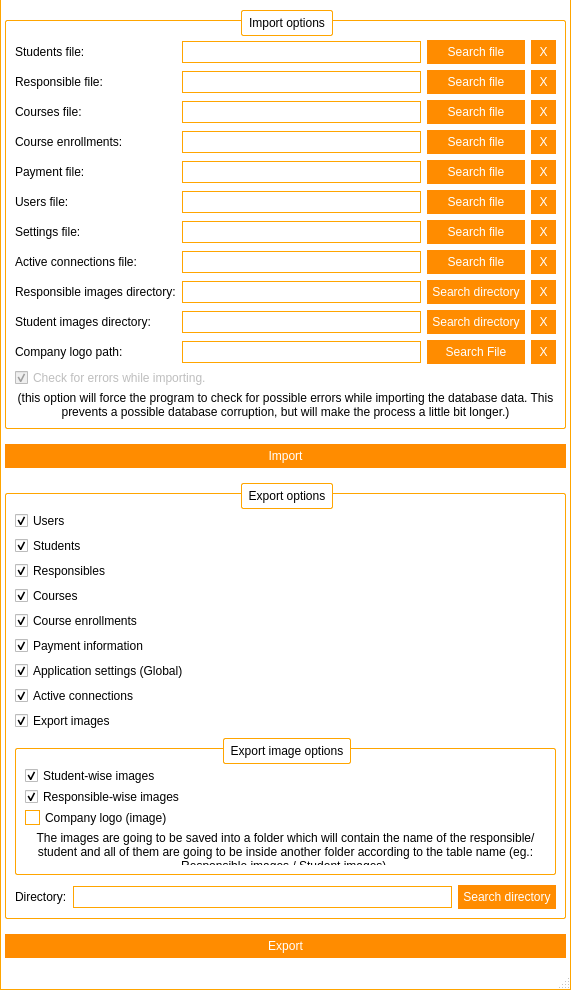
Old version of the form frmimportexportdb.ui in the repository Nintersoft/SmartClass.
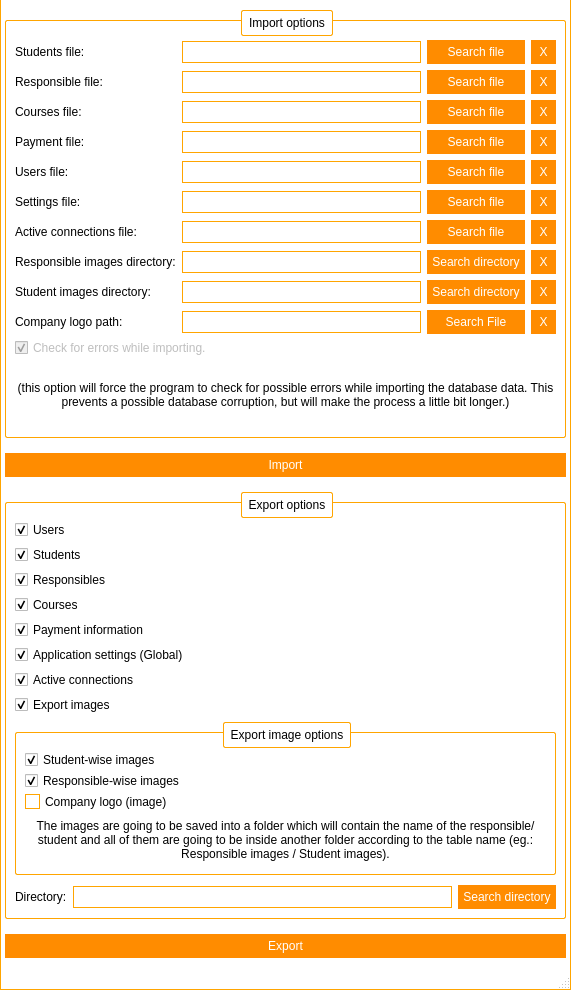
New version of the form. Icons and pictures are not drawn.

Commit message: Melhorias na estruturas e dados e correções gerais | Data relation improvements and general fixes

The edit to the form file:
```diff
--- a/frmimportexportdb.ui
+++ b/frmimportexportdb.ui
@@ -1173,7 +1173,17 @@
          <property name="verticalSpacing">
           <number>10</number>
          </property>
-         <item row="13" column="0" colspan="3">
+         <item row="5" column="0" colspan="3">
+          <widget class="QCheckBox" name="cbExportParentsTable">
+           <property name="text">
+            <string>Responsibles</string>
+           </property>
+           <property name="checked">
+            <bool>true</bool>
+           </property>
+          </widget>
+         </item>
+         <item row="12" column="0" colspan="3">
           <widget class="QGroupBox" name="grpExportImages">
            <property name="title">
             <string>Export image options</string>
@@ -1222,73 +1232,19 @@
            </layout>
           </widget>
          </item>
-         <item row="11" column="0" colspan="3">
-          <widget class="QCheckBox" name="cbExportActiveConnectionsTable">
-           <property name="text">
-            <string>Active connections</string>
-           </property>
-           <property name="checked">
-            <bool>true</bool>
-           </property>
-          </widget>
-         </item>
-         <item row="7" column="0" colspan="3">
-          <widget class="QCheckBox" name="cbExportCourseEntrollmentsTable">
-           <property name="text">
-            <string>Course enrollments</string>
-           </property>
-           <property name="checked">
-            <bool>true</bool>
-           </property>
-          </widget>
-         </item>
-         <item row="12" column="0" colspan="3">
-          <widget class="QCheckBox" name="cbExportImages">
-           <property name="text">
-            <string>Export images</string>
-           </property>
-           <property name="checked">
-            <bool>true</bool>
-           </property>
-          </widget>
-         </item>
          <item row="8" column="0" colspan="3">
-          <widget class="QCheckBox" name="cbExportPricingTable">
+          <widget class="QCheckBox" name="cbExportSettings">
            <property name="text">
-            <string>Payment information</string>
+            <string>Application settings (Global)</string>
            </property>
            <property name="checked">
             <bool>true</bool>
            </property>
           </widget>
          </item>
-         <item row="14" column="1">
+         <item row="13" column="1">
           <widget class="QLineEdit" name="edtExportDirectory"/>
          </item>
-         <item row="14" column="2">
-          <widget class="QPushButton" name="btSearchDirectory">
-           <property name="text">
-            <string>Search directory</string>
-           </property>
-          </widget>
-         </item>
-         <item row="14" column="0">
-          <widget class="QLabel" name="label_4">
-           <property name="text">
-            <string>Directory:</string>
-           </property>
-          </widget>
-         </item>
-         <item row="5" column="0" colspan="3">
-          <widget class="QCheckBox" name="cbExportParentsTable">
-           <property name="text">
-            <string>Responsibles</string>
-           </property>
-           <property name="checked">
-            <bool>true</bool>
-           </property>
-          </widget>
-         </item>
          <item row="4" column="0" colspan="3">
           <widget class="QCheckBox" name="cbExportStudentsTable">
            <property name="text">
@@ -1299,6 +1255,16 @@
            </property>
           </widget>
          </item>
+         <item row="11" column="0" colspan="3">
+          <widget class="QCheckBox" name="cbExportImages">
+           <property name="text">
+            <string>Export images</string>
+           </property>
+           <property name="checked">
+            <bool>true</bool>
+           </property>
+          </widget>
+         </item>
          <item row="3" column="0" colspan="3">
           <widget class="QCheckBox" name="cbExportUsersTable">
            <property name="text">
@@ -1309,6 +1275,23 @@
            </property>
           </widget>
          </item>
+         <item row="10" column="0" colspan="3">
+          <widget class="QCheckBox" name="cbExportActiveConnectionsTable">
+           <property name="text">
+            <string>Active connections</string>
+           </property>
+           <property name="checked">
+            <bool>true</bool>
+           </property>
+          </widget>
+         </item>
+         <item row="13" column="0">
+          <widget class="QLabel" name="label_4">
+           <property name="text">
+            <string>Directory:</string>
+           </property>
+          </widget>
+         </item>
          <item row="6" column="0" colspan="3">
           <widget class="QCheckBox" name="cbExportCoursesTable">
            <property name="text">
@@ -1319,16 +1302,23 @@
            </property>
           </widget>
          </item>
-         <item row="9" column="0" colspan="3">
-          <widget class="QCheckBox" name="cbExportSettings">
+         <item row="7" column="0" colspan="3">
+          <widget class="QCheckBox" name="cbExportPricingTable">
            <property name="text">
-            <string>Application settings (Global)</string>
+            <string>Payment information</string>
            </property>
            <property name="checked">
             <bool>true</bool>
            </property>
           </widget>
          </item>
+         <item row="13" column="2">
+          <widget class="QPushButton" name="btSearchDirectory">
+           <property name="text">
+            <string>Search directory</string>
+           </property>
+          </widget>
+         </item>
         </layout>
        </widget>
       </item>
@@ -1349,62 +1339,9 @@
         </property>
         <layout class="QGridLayout" name="gridLayout_5">
          <item row="3" column="0">
-          <widget class="QLabel" name="lblCourseEnrollmentsPath">
+          <widget class="QLabel" name="lblPricingFilePath">
            <property name="text">
-            <string>Course enrollments:</string>
-           </property>
-          </widget>
-         </item>
-         <item row="11" column="0">
-          <widget class="QLabel" name="lblCompanyLogoPath">
-           <property name="text">
-            <string>Company logo path:</string>
-           </property>
-          </widget>
-         </item>
-         <item row="11" column="2">
-          <widget class="QPushButton" name="btSearchCompanyLogo">
-           <property name="text">
-            <string>Search File</string>
-           </property>
-          </widget>
-         </item>
-         <item row="11" column="1">
-          <widget class="QLineEdit" name="edtCompanyLogoPath"/>
-         </item>
-         <item row="13" column="0" colspan="4">
-          <widget class="QLabel" name="lblCheckInfo">
-           <property name="text">
-            <string>(this option will force the program to check for possible errors while importing the database data. This prevents a possible database corruption, but will make the process a little bit longer.)</string>
-           </property>
-           <property name="alignment">
-            <set>Qt::AlignCenter</set>
-           </property>
-           <property name="wordWrap">
-            <bool>true</bool>
-           </property>
-          </widget>
-         </item>
-         <item row="12" column="0" colspan="4">
-          <widget class="QCheckBox" name="cbCheckForErrors">
-           <property name="enabled">
-            <bool>false</bool>
-           </property>
-           <property name="text">
-            <string>Check for errors while importing.</string>
-           </property>
-           <property name="checked">
-            <bool>true</bool>
-           </property>
-          </widget>
-         </item>
-         <item row="3" column="1">
-          <widget class="QLineEdit" name="edtCourseEnrollmentsFilePath"/>
-         </item>
-         <item row="6" column="0">
-          <widget class="QLabel" name="lblSettingsFilePath">
-           <property name="text">
-            <string>Settings file:</string>
+            <string>Payment file:</string>
            </property>
           </widget>
          </item>
@@ -1415,38 +1352,38 @@
            </property>
           </widget>
          </item>
-         <item row="6" column="2">
-          <widget class="QPushButton" name="btSearchSettings">
-           <property name="text">
-            <string>Search file</string>
-           </property>
-          </widget>
-         </item>
-         <item row="0" column="0">
-          <widget class="QLabel" name="lblStudentFilePath">
-           <property name="text">
-            <string>Students file:</string>
-           </property>
-          </widget>
-         </item>
-         <item row="6" column="3">
-          <widget class="QPushButton" name="btClearSettingsPath">
-           <property name="text">
-            <string>X</string>
-           </property>
-          </widget>
-         </item>
-         <item row="5" column="0">
+         <item row="4" column="0">
           <widget class="QLabel" name="lblUsersFilePath">
            <property name="text">
             <string>Users file:</string>
            </property>
           </widget>
          </item>
-         <item row="4" column="0">
-          <widget class="QLabel" name="lblPricingFilePath">
+         <item row="6" column="2">
+          <widget class="QPushButton" name="btSearchActiveConnectionsFile">
            <property name="text">
-            <string>Payment file:</string>
+            <string>Search file</string>
+           </property>
+          </widget>
+         </item>
+         <item row="3" column="2">
+          <widget class="QPushButton" name="btSearchPaymentFile">
+           <property name="text">
+            <string>Search file</string>
+           </property>
+          </widget>
+         </item>
+         <item row="0" column="3">
+          <widget class="QPushButton" name="btClearStudentsPath">
+           <property name="text">
+            <string> X </string>
+           </property>
+          </widget>
+         </item>
+         <item row="4" column="3">
+          <widget class="QPushButton" name="btClearUsersPath">
+           <property name="text">
+            <string> X </string>
            </property>
           </widget>
          </item>
@@ -1457,49 +1394,59 @@
            </property>
           </widget>
          </item>
-         <item row="9" column="0">
-          <widget class="QLabel" name="lblStudentImagesDirPath">
+         <item row="0" column="2">
+          <widget class="QPushButton" name="btSearchStudentFile">
            <property name="text">
-            <string>Student images directory:</string>
+            <string>Search file</string>
            </property>
           </widget>
          </item>
-         <item row="8" column="0">
+         <item row="6" column="3">
+          <widget class="QPushButton" name="btClearActiveConnectionsPath">
+           <property name="text">
+            <string>X</string>
+           </property>
+          </widget>
+         </item>
+         <item row="10" column="1">
+          <widget class="QLineEdit" name="edtCompanyLogoPath"/>
+         </item>
+         <item row="5" column="2">
+          <widget class="QPushButton" name="btSearchSettings">
+           <property name="text">
+            <string>Search file</string>
+           </property>
+          </widget>
+         </item>
+         <item row="10" column="0">
+          <widget class="QLabel" name="lblCompanyLogoPath">
+           <property name="text">
+            <string>Company logo path:</string>
+           </property>
+          </widget>
+         </item>
+         <item row="10" column="3">
+          <widget class="QPushButton" name="btClearCompanyLogoPath">
+           <property name="text">
+            <string>X</string>
+           </property>
+          </widget>
+         </item>
+         <item row="7" column="0">
           <widget class="QLabel" name="lblParentImagesDirPath">
            <property name="text">
             <string>Responsible images directory:</string>
            </property>
           </widget>
          </item>
-         <item row="1" column="2">
-          <widget class="QPushButton" name="btSearchParentFile">
-           <property name="text">
-            <string>Search file</string>
-           </property>
-          </widget>
-         </item>
-         <item row="1" column="0">
-          <widget class="QLabel" name="lblParentFilePath">
-           <property name="text">
-            <string>Responsible file:</string>
-           </property>
-          </widget>
-         </item>
-         <item row="5" column="1">
-          <widget class="QLineEdit" name="edtUsersFilePath">
+         <item row="0" column="1">
+          <widget class="QLineEdit" name="edtStudentFilePath">
            <property name="readOnly">
             <bool>true</bool>
            </property>
           </widget>
          </item>
-         <item row="2" column="2">
-          <widget class="QPushButton" name="btSearchCoursesFile">
-           <property name="text">
-            <string>Search file</string>
-           </property>
-          </widget>
-         </item>
-         <item row="9" column="2">
+         <item row="8" column="2">
           <widget class="QPushButton" name="btSearchStudentImagesDir">
            <property name="contextMenuPolicy">
             <enum>Qt::NoContextMenu</enum>
@@ -1509,65 +1456,48 @@
            </property>
           </widget>
          </item>
-         <item row="8" column="1">
+         <item row="1" column="3">
+          <widget class="QPushButton" name="btClearParentsPath">
+           <property name="text">
+            <string> X </string>
+           </property>
+          </widget>
+         </item>
+         <item row="7" column="1">
           <widget class="QLineEdit" name="edtParentImagesDirPath">
            <property name="readOnly">
             <bool>true</bool>
            </property>
           </widget>
          </item>
-         <item row="11" column="3">
-          <widget class="QPushButton" name="btClearCompanyLogoPath">
+         <item row="5" column="0">
+          <widget class="QLabel" name="lblSettingsFilePath">
            <property name="text">
-            <string>X</string>
+            <string>Settings file:</string>
            </property>
           </widget>
          </item>
-         <item row="3" column="2">
-          <widget class="QPushButton" name="btSearchCourseEnrollmentsFile">
-           <property name="text">
-            <string>Search file</string>
+         <item row="8" column="1">
+          <widget class="QLineEdit" name="edtStudentImagesDirPath">
+           <property name="readOnly">
+            <bool>true</bool>
            </property>
           </widget>
          </item>
-         <item row="6" column="1">
-          <widget class="QLineEdit" name="edtSettingsFilePath"/>
+         <item row="8" column="0">
+          <widget class="QLabel" name="lblStudentImagesDirPath">
+           <property name="text">
+            <string>Student images directory:</string>
+           </property>
+          </widget>
          </item>
          <item row="3" column="3">
-          <widget class="QPushButton" name="btClearCourseEnrollmentsPath">
-           <property name="text">
-            <string>X</string>
-           </property>
-          </widget>
-         </item>
-         <item row="4" column="3">
           <widget class="QPushButton" name="btClearPricingPath">
            <property name="text">
             <string> X </string>
            </property>
           </widget>
          </item>
-         <item row="9" column="3">
-          <widget class="QPushButton" name="btClearSImagesPath">
-           <property name="text">
-            <string> X </string>
-           </property>
-          </widget>
-         </item>
-         <item row="8" column="3">
-          <widget class="QPushButton" name="btClearPImagesPath">
-           <property name="text">
-            <string> X </string>
-           </property>
-          </widget>
-         </item>
-         <item row="5" column="3">
-          <widget class="QPushButton" name="btClearUsersPath">
-           <property name="text">
-            <string> X </string>
-           </property>
-          </widget>
-         </item>
          <item row="1" column="1">
           <widget class="QLineEdit" name="edtParentFilePath">
            <property name="readOnly">
@@ -1575,55 +1505,10 @@
            </property>
           </widget>
          </item>
-         <item row="8" column="2">
-          <widget class="QPushButton" name="btSearchParentImagesDir">
-           <property name="contextMenuPolicy">
-            <enum>Qt::NoContextMenu</enum>
-           </property>
+         <item row="6" column="0">
+          <widget class="QLabel" name="lblActiveConnections">
            <property name="text">
-            <string>Search directory</string>
-           </property>
-          </widget>
-         </item>
-         <item row="0" column="2">
-          <widget class="QPushButton" name="btSearchStudentFile">
-           <property name="text">
-            <string>Search file</string>
-           </property>
-          </widget>
-         </item>
-         <item row="0" column="1">
-          <widget class="QLineEdit" name="edtStudentFilePath">
-           <property name="readOnly">
-            <bool>true</bool>
-           </property>
-          </widget>
-         </item>
-         <item row="4" column="1">
-          <widget class="QLineEdit" name="edtPaymentFilePath">
-           <property name="readOnly">
-            <bool>true</bool>
-           </property>
-          </widget>
-         </item>
-         <item row="9" column="1">
-          <widget class="QLineEdit" name="edtStudentImagesDirPath">
-           <property name="readOnly">
-            <bool>true</bool>
-           </property>
-          </widget>
-         </item>
-         <item row="5" column="2">
-          <widget class="QPushButton" name="btSearchUsersFile">
-           <property name="text">
-            <string>Search file</string>
-           </property>
-          </widget>
-         </item>
-         <item row="4" column="2">
-          <widget class="QPushButton" name="btSearchPaymentFile">
-           <property name="text">
-            <string>Search file</string>
+            <string>Active connections file:</string>
            </property>
           </widget>
          </item>
@@ -1634,42 +1519,123 @@
            </property>
           </widget>
          </item>
-         <item row="1" column="3">
-          <widget class="QPushButton" name="btClearParentsPath">
+         <item row="3" column="1">
+          <widget class="QLineEdit" name="edtPaymentFilePath">
+           <property name="readOnly">
+            <bool>true</bool>
+           </property>
+          </widget>
+         </item>
+         <item row="1" column="0">
+          <widget class="QLabel" name="lblParentFilePath">
            <property name="text">
-            <string> X </string>
+            <string>Responsible file:</string>
            </property>
           </widget>
          </item>
-         <item row="0" column="3">
-          <widget class="QPushButton" name="btClearStudentsPath">
+         <item row="5" column="3">
+          <widget class="QPushButton" name="btClearSettingsPath">
            <property name="text">
-            <string> X </string>
+            <string>X</string>
            </property>
           </widget>
          </item>
-         <item row="7" column="2">
-          <widget class="QPushButton" name="btSearchActiveConnectionsFile">
+         <item row="12" column="0" colspan="4">
+          <widget class="QLabel" name="lblCheckInfo">
            <property name="text">
-            <string>Search file</string>
+            <string>(this option will force the program to check for possible errors while importing the database data. This prevents a possible database corruption, but will make the process a little bit longer.)</string>
+           </property>
+           <property name="alignment">
+            <set>Qt::AlignCenter</set>
+           </property>
+           <property name="wordWrap">
+            <bool>true</bool>
            </property>
           </widget>
          </item>
          <item row="7" column="3">
-          <widget class="QPushButton" name="btClearActiveConnectionsPath">
+          <widget class="QPushButton" name="btClearPImagesPath">
            <property name="text">
-            <string>X</string>
+            <string> X </string>
            </property>
           </widget>
          </item>
-         <item row="7" column="0">
-          <widget class="QLabel" name="lblActiveConnections">
+         <item row="11" column="0" colspan="4">
+          <widget class="QCheckBox" name="cbCheckForErrors">
+           <property name="enabled">
+            <bool>false</bool>
+           </property>
            <property name="text">
-            <string>Active connections file:</string>
+            <string>Check for errors while importing.</string>
            </property>
+           <property name="checked">
+            <bool>true</bool>
+           </property>
           </widget>
          </item>
-         <item row="7" column="1">
+         <item row="7" column="2">
+          <widget class="QPushButton" name="btSearchParentImagesDir">
+           <property name="contextMenuPolicy">
+            <enum>Qt::NoContextMenu</enum>
+           </property>
+           <property name="text">
+            <string>Search directory</string>
+           </property>
+          </widget>
+         </item>
+         <item row="4" column="2">
+          <widget class="QPushButton" name="btSearchUsersFile">
+           <property name="text">
+            <string>Search file</string>
+           </property>
+          </widget>
+         </item>
+         <item row="1" column="2">
+          <widget class="QPushButton" name="btSearchParentFile">
+           <property name="text">
+            <string>Search file</string>
+           </property>
+          </widget>
+         </item>
+         <item row="5" column="1">
+          <widget class="QLineEdit" name="edtSettingsFilePath"/>
+         </item>
+         <item row="4" column="1">
+          <widget class="QLineEdit" name="edtUsersFilePath">
+           <property name="readOnly">
+            <bool>true</bool>
+           </property>
+          </widget>
+         </item>
+         <item row="0" column="0">
+          <widget class="QLabel" name="lblStudentFilePath">
+           <property name="text">
+            <string>Students file:</string>
+           </property>
+          </widget>
+         </item>
+         <item row="10" column="2">
+          <widget class="QPushButton" name="btSearchCompanyLogo">
+           <property name="text">
+            <string>Search File</string>
+           </property>
+          </widget>
+         </item>
+         <item row="2" column="2">
+          <widget class="QPushButton" name="btSearchCoursesFile">
+           <property name="text">
+            <string>Search file</string>
+           </property>
+          </widget>
+         </item>
+         <item row="8" column="3">
+          <widget class="QPushButton" name="btClearSImagesPath">
+           <property name="text">
+            <string> X </string>
+           </property>
+          </widget>
+         </item>
+         <item row="6" column="1">
           <widget class="QLineEdit" name="edtActiveConnectionsFilePath"/>
          </item>
         </layout>
```
Left out of the diff: 4 changed lines with no effect on the pictures. The commit also changes 19 other files.
